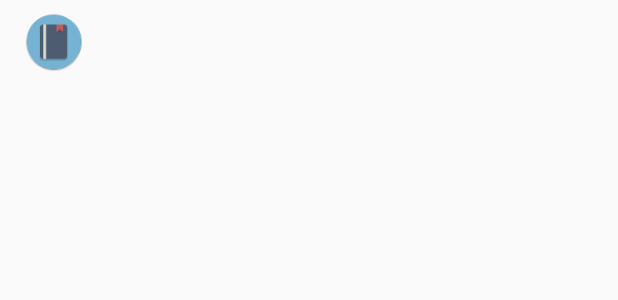
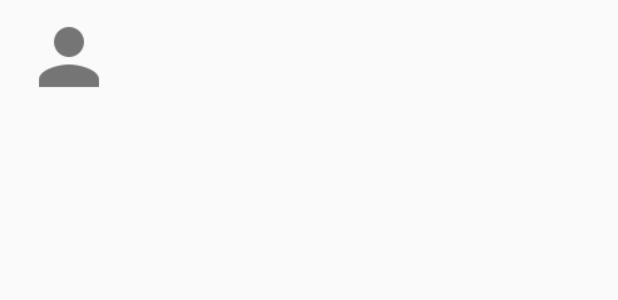
Before and after one commit to moises503/Agenda, an Android app: the layout element_stored_contact.xml on its own in the app's theme, with its tools: preview values and no code run, on a phone screen of 412 x 824 dp. Shown: the top 300 px of the screen. Run offline under Robolectric (Android 15) with nearby library versions, the phone set to English and light mode, and no system bars.

Commit message:
Resize contact picture

```diff
--- a/app/src/main/res/layout/element_stored_contact.xml
+++ b/app/src/main/res/layout/element_stored_contact.xml
@@ -11,7 +11,7 @@
     <!-- Image circular de la librería externa -->
     <de.hdodenhof.circleimageview.CircleImageView
         android:id="@+id/showAvatar"
-        android:src="@mipmap/ic_launcher"
+        android:src="@drawable/ic_person"
         android:layout_width="@dimen/avatar_size"
         android:layout_height="@dimen/avatar_size"
         android:layout_marginRight="16dp" />
--- a/app/src/main/res/values-v21/styles.xml
+++ b/app/src/main/res/values-v21/styles.xml
@@ -6,4 +6,10 @@
         <item name="android:windowDrawsSystemBarBackgrounds">true</item>
         <item name="android:statusBarColor">@android:color/transparent</item>
     </style>
+
+    <style name="AppTheme.TranslucentSystemBars" parent="AppTheme">
+        <item name="android:windowTranslucentStatus">true</item>
+        <item name="android:windowTranslucentNavigation">true</item>
+    </style>
+
 </resources>
--- a/app/src/main/res/values/dimens.xml
+++ b/app/src/main/res/values/dimens.xml
@@ -14,7 +14,7 @@
     <dimen name="headerbar_elevation">4dp</dimen>
     <dimen name="card_margin">16dp</dimen>
     <dimen name="size_fab">56dp</dimen>
-    <dimen name="avatar_size">40dp</dimen>
+    <dimen name="avatar_size">60dp</dimen>
     <dimen name="fab_elevation">16dp</dimen>
     <dimen name="send.margin">10dp</dimen>
     <dimen name="send.padding">24dp</dimen>
--- a/app/src/main/res/values/styles.xml
+++ b/app/src/main/res/values/styles.xml
@@ -43,8 +43,8 @@
     <style name="AppTheme.PopupOverlay" parent="ThemeOverlay.AppCompat.Light" />
 
     <style name="AppTheme.TranslucentSystemBars" parent="AppTheme">
-        <item name="android:windowTranslucentStatus">true</item>
-        <item name="android:windowTranslucentNavigation">true</item>
+        <item name="android:windowTranslucentStatus">false</item>
+        <item name="android:windowTranslucentNavigation">false</item>
     </style>
 
     <style name="Widget.CardContent" parent="android:Widget">
```
Also changed, not shown: app/src/main/res/drawable-hdpi/ic_person.png (added), app/src/main/res/drawable-mdpi/ic_person.png (added), app/src/main/res/drawable-xhdpi/ic_person.png (added), app/src/main/res/drawable-xxhdpi/ic_person.png (added), app/src/main/res/drawable-xxxhdpi/ic_person.png (added), 1 other file.
